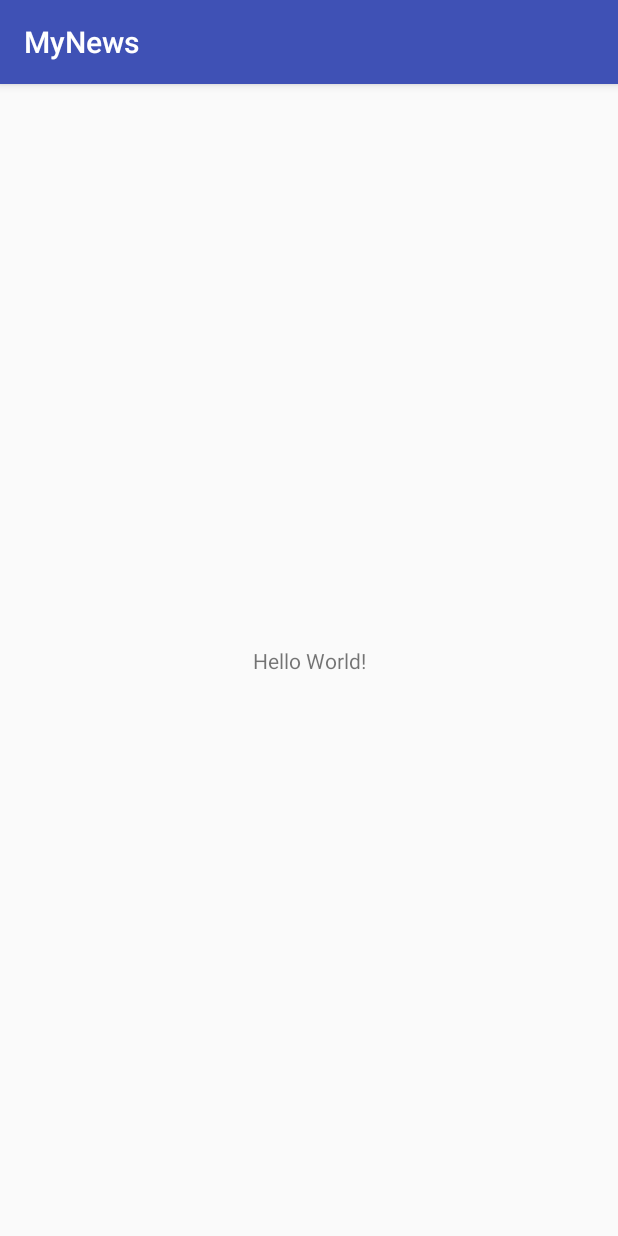
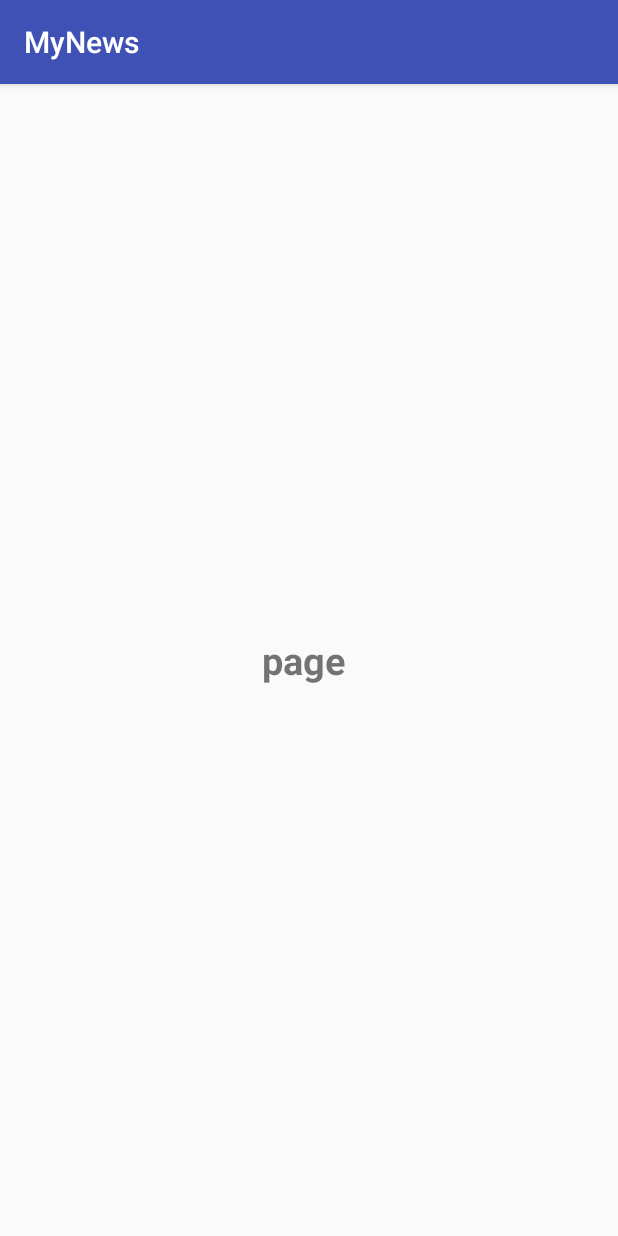
Before and after one commit to k4iz0/MyNews, an Android app: the screen it shows after launch (MainActivity), on a phone screen of 412 x 824 dp. Run offline under Robolectric (Android 15) with nearby library versions, the phone set to English and light mode, and no system bars; our stand-ins replace ButterKnife; 1 statement that could not run was skipped.

Commit message:
- implement fragment and viewpager whithout tab

```diff
--- a/app/build.gradle
+++ b/app/build.gradle
@@ -22,7 +22,12 @@ dependencies {
     implementation fileTree(dir: 'libs', include: ['*.jar'])
     implementation 'com.android.support:appcompat-v7:27.1.1'
     implementation 'com.android.support.constraint:constraint-layout:1.1.2'
+    implementation 'com.android.support:support-v4:27.1.1'
     testImplementation 'junit:junit:4.12'
     androidTestImplementation 'com.android.support.test:runner:1.0.2'
     androidTestImplementation 'com.android.support.test.espresso:espresso-core:3.0.2'
+    implementation 'com.jakewharton:butterknife:8.8.1'
+    annotationProcessor 'com.jakewharton:butterknife-compiler:8.8.1'
+    implementation 'frankiesardo:icepick:3.2.0'
+    annotationProcessor 'frankiesardo:icepick-processor:3.2.0'
 }
--- a/app/src/main/AndroidManifest.xml
+++ b/app/src/main/AndroidManifest.xml
@@ -9,7 +9,7 @@
         android:roundIcon="@mipmap/ic_launcher_round"
         android:supportsRtl="true"
         android:theme="@style/AppTheme">
-        <activity android:name=".MainActivity">
+        <activity android:name=".Controller.Activities.MainActivity">
             <intent-filter>
                 <action android:name="android.intent.action.MAIN" />
 
--- /dev/null
+++ b/app/src/main/java/ltd/kaizo/mynews/Adapter/PageAdapter.java
@@ -0,0 +1,36 @@
+package ltd.kaizo.mynews.Adapter;
+
+import android.support.v4.app.Fragment;
+import android.support.v4.app.FragmentManager;
+import android.support.v4.app.FragmentPagerAdapter;
+
+import icepick.State;
+import ltd.kaizo.mynews.Controller.Fragments.FirstFragment;
+
+public class PageAdapter extends FragmentPagerAdapter {
+    private static int NUM_ITEMS = 3;
+    @State
+    int position;
+
+    public PageAdapter(FragmentManager mgr) {
+        super(mgr);
+    }
+
+
+    @Override
+
+    public int getCount() {
+
+        return (NUM_ITEMS);
+
+    }
+
+
+    @Override
+
+    public Fragment getItem(int position) {
+    this.position = position;
+        return FirstFragment.newInstance();
+
+    }
+}
--- /dev/null
+++ b/app/src/main/java/ltd/kaizo/mynews/Controller/Activities/MainActivity.java
@@ -0,0 +1,26 @@
+package ltd.kaizo.mynews.Controller.Activities;
+
+import android.support.v4.view.ViewPager;
+import android.support.v7.app.AppCompatActivity;
+import android.os.Bundle;
+
+import butterknife.BindView;
+import butterknife.ButterKnife;
+import ltd.kaizo.mynews.Adapter.PageAdapter;
+import ltd.kaizo.mynews.R;
+
+public class MainActivity extends AppCompatActivity {
+    @BindView(R.id.activity_main_viewpager)
+    ViewPager viewPager;
+    @Override
+    protected void onCreate(Bundle savedInstanceState) {
+        super.onCreate(savedInstanceState);
+        setContentView(R.layout.activity_main);
+        ButterKnife.bind(this);
+        this.configureViewPager();
+    }
+
+    private void configureViewPager() {
+    viewPager.setAdapter(new PageAdapter(getSupportFragmentManager()));
+    }
+}
--- /dev/null
+++ b/app/src/main/java/ltd/kaizo/mynews/Controller/Fragments/BaseFragment.java
@@ -0,0 +1,47 @@
+package ltd.kaizo.mynews.Controller.Fragments;
+
+import android.os.Bundle;
+import android.support.v4.app.Fragment;
+import android.view.LayoutInflater;
+import android.view.View;
+import android.view.ViewGroup;
+
+import butterknife.ButterKnife;
+import icepick.Icepick;
+
+public abstract class BaseFragment extends Fragment {
+
+//    protected abstract BaseFragment newInstance(int position);
+
+    protected abstract int getFragmentLayout();
+
+    protected abstract void configureDesign();
+
+    protected abstract void updateDesign();
+
+    @Override
+    public View onCreateView(LayoutInflater inflater, ViewGroup container, Bundle savedInstanceState) {
+        View view = inflater.inflate(getFragmentLayout(), container, false);
+        ButterKnife.bind(this, view);
+        this.configureDesign();
+        return view;
+    }
+
+    @Override
+
+    public void onActivityCreated(Bundle savedInstanceState) {
+        super.onActivityCreated(savedInstanceState);
+        Icepick.restoreInstanceState(this, savedInstanceState);
+        this.updateDesign();
+
+    }
+
+
+    @Override
+
+    public void onSaveInstanceState(Bundle outState) {
+        super.onSaveInstanceState(outState);
+        Icepick.saveInstanceState(this, outState);
+
+    }
+}
--- /dev/null
+++ b/app/src/main/java/ltd/kaizo/mynews/Controller/Fragments/FirstFragment.java
@@ -0,0 +1,55 @@
+package ltd.kaizo.mynews.Controller.Fragments;
+
+
+import android.os.Bundle;
+import android.support.v4.app.Fragment;
+import android.view.LayoutInflater;
+import android.view.View;
+import android.view.ViewGroup;
+import android.widget.LinearLayout;
+import android.widget.TextView;
+
+import butterknife.BindView;
+import butterknife.ButterKnife;
+import icepick.State;
+import ltd.kaizo.mynews.R;
+
+public class FirstFragment extends BaseFragment {
+
+    private static final String KEY_POSITION="position";
+    @BindView(R.id.fragment_first_title)
+    TextView title;
+    @BindView(R.id.fragment_page_rootview)
+    LinearLayout fragmentFirstLayout;
+
+    public FirstFragment() {
+
+    }
+
+
+
+    public static BaseFragment newInstance() {
+
+       return  new FirstFragment();
+
+    }
+
+    @Override
+    protected int getFragmentLayout() {
+        return R.layout.fragment_first;
+    }
+
+    @Override
+    protected void configureDesign() {
+
+    }
+
+    @Override
+    protected void updateDesign() {
+        title.setText("page ");
+    }
+
+
+
+
+}
--- a/app/src/main/java/ltd/kaizo/mynews/MainActivity.java
+++ /dev/null
@@ -1,13 +0,0 @@
-package ltd.kaizo.mynews;
-
-import android.support.v7.app.AppCompatActivity;
-import android.os.Bundle;
-
-public class MainActivity extends AppCompatActivity {
-
-    @Override
-    protected void onCreate(Bundle savedInstanceState) {
-        super.onCreate(savedInstanceState);
-        setContentView(R.layout.activity_main);
-    }
-}
--- a/app/src/main/res/layout/activity_main.xml
+++ b/app/src/main/res/layout/activity_main.xml
@@ -1,18 +1,5 @@
 <?xml version="1.0" encoding="utf-8"?>
-<android.support.constraint.ConstraintLayout xmlns:android="http://schemas.android.com/apk/res/android"
-    xmlns:app="http://schemas.android.com/apk/res-auto"
-    xmlns:tools="http://schemas.android.com/tools"
+<android.support.v4.view.ViewPager xmlns:android="http://schemas.android.com/apk/res/android"
+    android:id="@+id/activity_main_viewpager"
     android:layout_width="match_parent"
-    android:layout_height="match_parent"
-    tools:context=".MainActivity">
-
-    <TextView
-        android:layout_width="wrap_content"
-        android:layout_height="wrap_content"
-        android:text="Hello World!"
-        app:layout_constraintBottom_toBottomOf="parent"
-        app:layout_constraintLeft_toLeftOf="parent"
-        app:layout_constraintRight_toRightOf="parent"
-        app:layout_constraintTop_toTopOf="parent" />
-
-</android.support.constraint.ConstraintLayout>
+    android:layout_height="match_parent" />
--- /dev/null
+++ b/app/src/main/res/layout/fragment_first.xml
@@ -0,0 +1,37 @@
+<LinearLayout
+
+    xmlns:android="http://schemas.android.com/apk/res/android"
+
+    xmlns:tools="http://schemas.android.com/tools"
+
+    android:id="@+id/fragment_page_rootview"
+
+    android:layout_width="match_parent"
+
+    android:layout_height="match_parent"
+
+    android:gravity="center"
+
+    tools:context=".Controller.Activities.MainActivity">
+
+
+    <TextView
+
+        android:id="@+id/fragment_first_title"
+
+        android:layout_width="wrap_content"
+
+        android:layout_height="wrap_content"
+
+        android:layout_margin="20dip"
+
+
+        android:textSize="25sp"
+
+        android:textStyle="bold"
+
+
+        />
+
+
+</LinearLayout>
--- a/app/src/main/res/values/strings.xml
+++ b/app/src/main/res/values/strings.xml
@@ -1,3 +1,6 @@
 <resources>
     <string name="app_name">MyNews</string>
+
+    <!-- TODO: Remove or change this placeholder text -->
+    <string name="hello_blank_fragment">Hello blank fragment</string>
 </resources>
--- a/build.gradle
+++ b/build.gradle
@@ -19,6 +19,7 @@ allprojects {
     repositories {
         google()
         jcenter()
+        maven {url "https://clojars.org/repo/"}
     }
 }
 
```
